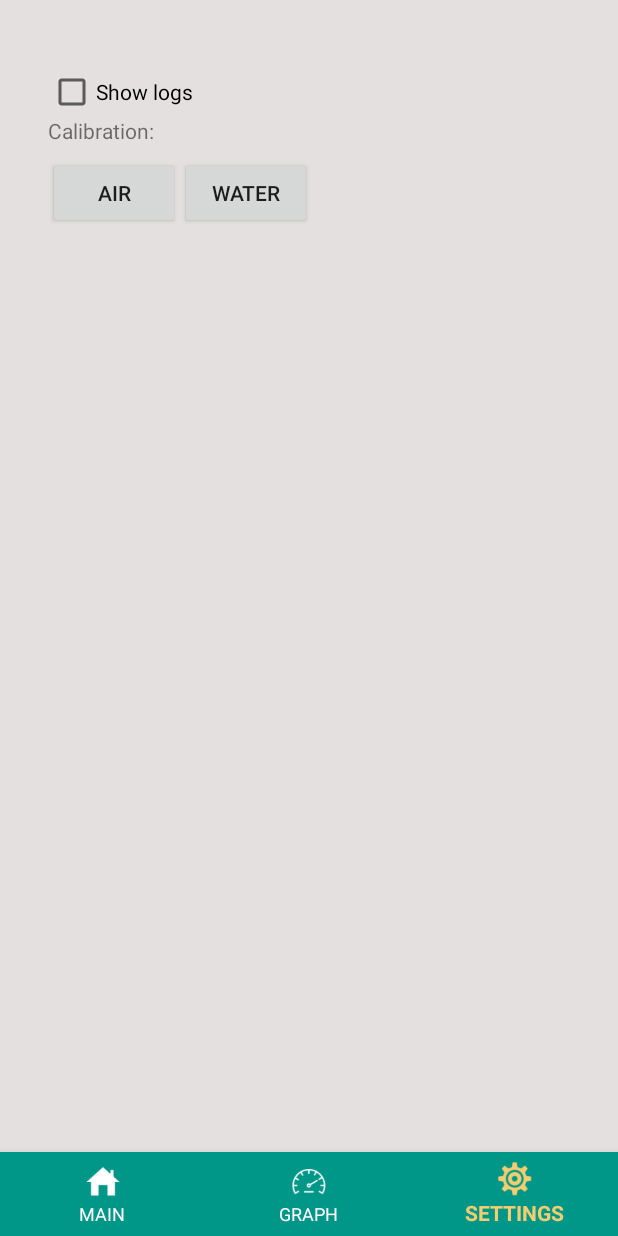
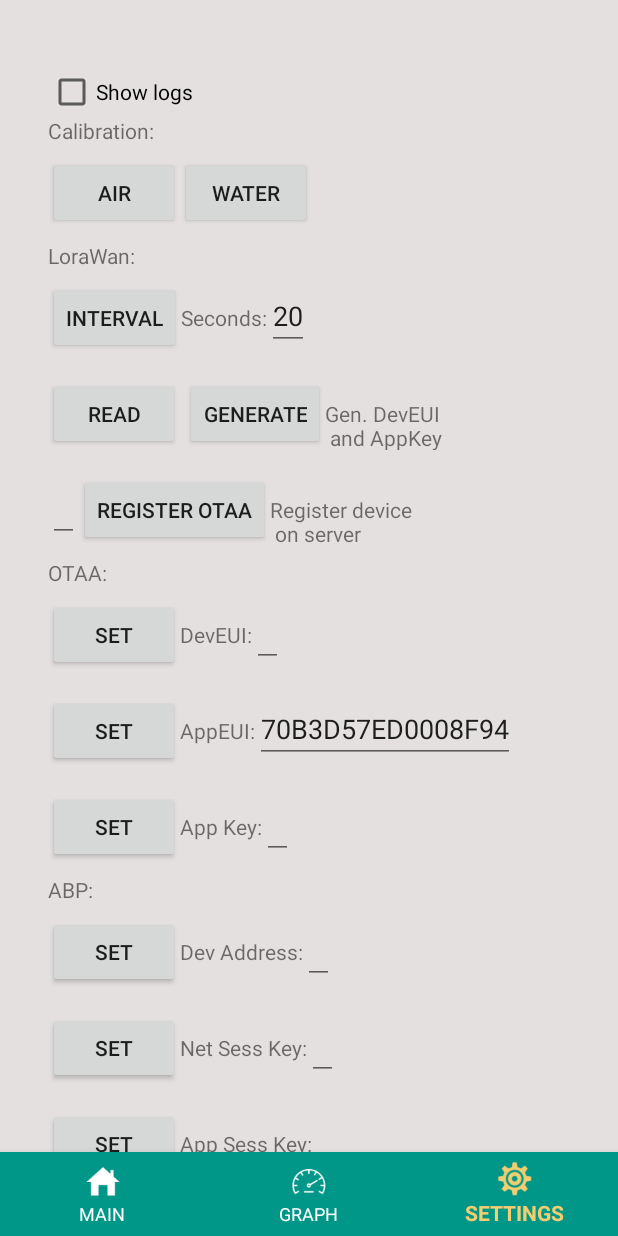
Before and after one commit to plantmer/soilsensor, an Android app: the screen it shows after launch (MainActivity), item 3 of the bottom bar chosen, on a phone screen of 412 x 824 dp. Run offline under Robolectric (Android 15) with nearby library versions, the phone set to English and light mode, and no system bars; our stand-ins replace Firebase (no records; nobody signed in at launch, a user with empty details on screens opened directly), Room's generated code; libraries missing offline, so code that uses them is left out: com.github.mikephil.charting, org.eclipse.paho; 117 statements that could not run were skipped.

Commit message:
server access

```diff
--- a/app/build.gradle
+++ b/app/build.gradle
@@ -4,7 +4,7 @@ android {
         config {
             keyAlias 'plantmer.com'
             keyPassword 'f34dw34rswetr45'
-            storeFile file('/home/ed/soilsensor/ks/ks_ss1.jks')
+            storeFile file('C:/ed/SoilSensor/ks/ss_ks.jks')
             storePassword 'f34dw34rswetr45'
         }
     }
--- a/app/src/main/java/com/plantmer/soilsensor/Fragment/SettingsFragment.java
+++ b/app/src/main/java/com/plantmer/soilsensor/Fragment/SettingsFragment.java
@@ -248,7 +248,7 @@ public class SettingsFragment extends Fragment implements View.OnClickListener {
         init = true;
         setRawEnabled(false);
         setUsbEnabled(false);
-        setLwEnabled(false);
+//        setLwEnabled(false);
         if(main.getType()!=null) {
             if(main.getType().equals(main.TYPE_USB)){
                 setUsbEnabled(true);
--- a/app/src/main/res/layout/fragment_2.xml
+++ b/app/src/main/res/layout/fragment_2.xml
@@ -237,7 +237,7 @@
                         android:id="@+id/lwRegButton"
                         android:layout_width="wrap_content"
                         android:layout_height="wrap_content"
-                        android:text="REGISTER" />
+                        android:text="REGISTER OTAA" />
                     <TextView
                         android:id="@+id/tvGen1LW"
                         android:layout_width="wrap_content"
```
Also changed, not shown: app/src/main/java/com/plantmer/soilsensor/dao/TtnDeviceConfig.java (+9 -0 lines), 1 other file.
